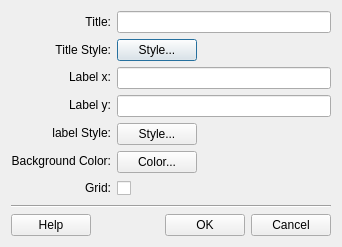
This is src/terralib/qt/widgets/charts/ui/chartStyleDialog.ui in claudiobogossian/terralib5 as Qt 5 draws it before an edit. The edited form follows.
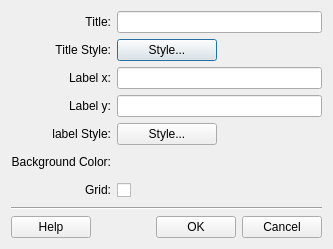
This is the edited form.

Commit message: refs #365 #197 Adding the first customization option to the histogram chart ( the symbol's color), correcting a bug with the Scatter creation which prevented a scatter chart to be plotted, added the first version of a raster based histogram creation and added the first version of a general chart style class.

Diff of the .ui file:
```diff
--- a/src/terralib/qt/widgets/charts/ui/chartStyleDialog.ui
+++ b/src/terralib/qt/widgets/charts/ui/chartStyleDialog.ui
@@ -19,11 +19,6 @@
   <property name="windowTitle">
    <string>Chart Style</string>
   </property>
-  <layout class="QGridLayout" name="gridLayout_5">
-   <property name="sizeConstraint">
-    <enum>QLayout::SetFixedSize</enum>
-   </property>
-   <item row="0" column="0">
     <layout class="QGridLayout" name="gridLayout_4">
      <item row="0" column="0">
       <layout class="QGridLayout" name="gridLayout">
@@ -190,9 +185,12 @@
         </spacer>
        </item>
        <item row="5" column="0">
-        <widget class="QPushButton" name="m_backgroundPushButton">
-         <property name="text">
-          <string>Color...</string>
+      <widget class="QFrame" name="m_colorPickerFrame">
+       <property name="sizePolicy">
+        <sizepolicy hsizetype="Expanding" vsizetype="Preferred">
+         <horstretch>0</horstretch>
+         <verstretch>0</verstretch>
+        </sizepolicy>
          </property>
         </widget>
        </item>
@@ -231,9 +229,7 @@
        </item>
       </layout>
      </item>
-    </layout>
-   </item>
-   <item row="1" column="0">
+   <item row="1" column="0" colspan="2">
     <layout class="QGridLayout" name="gridLayout_3">
      <item row="1" column="0">
       <layout class="QHBoxLayout" name="horizontalLayout_10">
```
Lines whose indentation alone changed are shown as unchanged. The commit also changes 14 other files.
